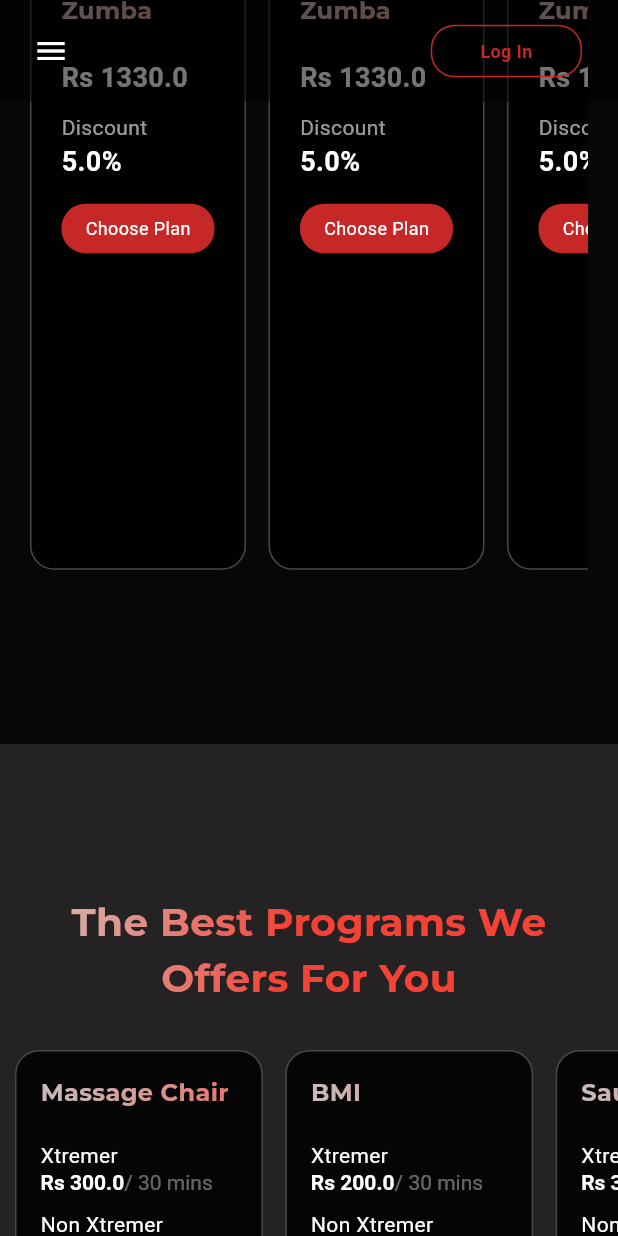
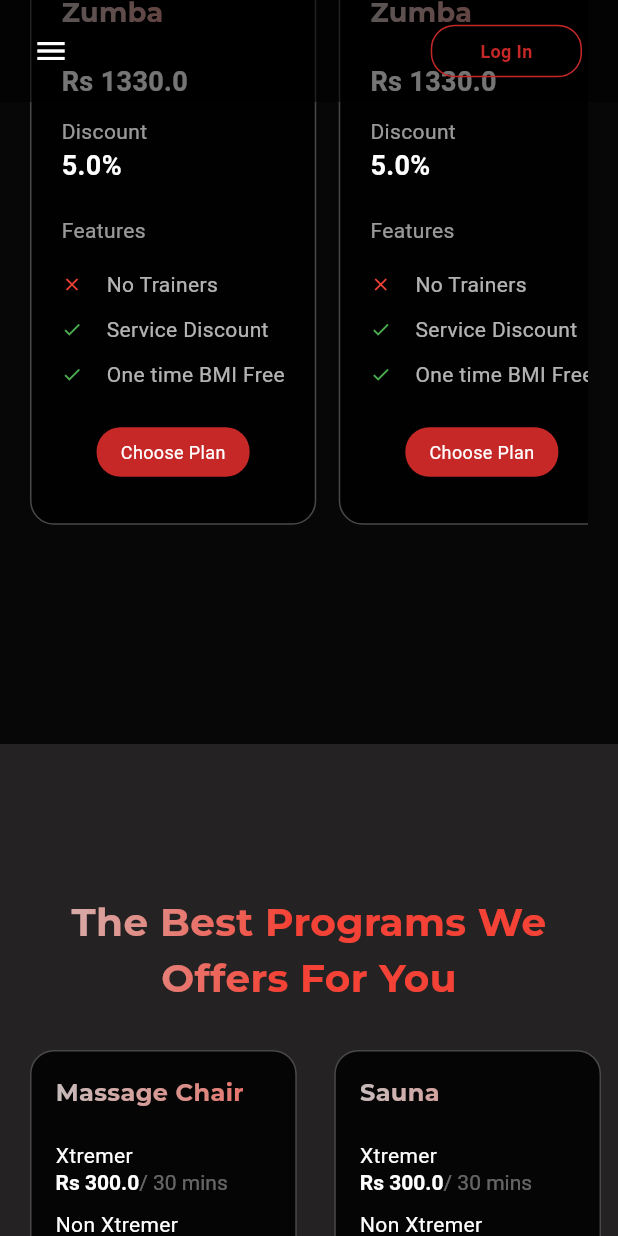
Before and after one commit to arvind-2000/xtreme_fitness, a Flutter app: the screen it shows after launch, scrolled down 1152 dp, on a phone screen of 412 x 824 dp. Run offline on Flutter 3.47's test engine with Material 3 defaults, Android fonts, the phone set to English and light mode, and no system bars; drawn by our look-alikes of flutter_animate; our stand-ins replace cached_network_image, cookie_jar, get, intl_phone_field, pdf, pin_code_fields and 3 more; missing offline and left inert: animated_snack_bar, dart:html, flutter_email_sender, image_picker_web, universal_html; accounts and stored records are empty; network calls fail; project files that could hold a hidden picture were left out.

Commit message:
updated responsive sunday

```diff
--- a/lib/landingpages/sections/prices/pricesdesktop.dart
+++ b/lib/landingpages/sections/prices/pricesdesktop.dart
@@ -46,7 +46,7 @@ class _PricesdesktopState extends State<Pricesdesktop> {
                     isbold: true,
                   ),
                   const SizedBox(
-                    height: 30,
+                    height: 15,
                   ),
                   const Text(
                     "Choose a plan that's right for you. Flexible, Simple & no hidden prices",
@@ -170,7 +170,7 @@ class _PricesdesktopState extends State<Pricesdesktop> {
                   ),
                   SizedBox(
                     width: double.maxFinite,
-                    height: 500,
+                    height: 470,
                     child: Center(
                       child: ListView(
                         shrinkWrap: true,
--- a/lib/landingpages/sections/prices/pricesmobile.dart
+++ b/lib/landingpages/sections/prices/pricesmobile.dart
@@ -166,7 +166,7 @@ class _PricesmobileState extends State<Pricesmobile> {
                 height: 30,
               ),
               SizedBox(
-                height: 400,
+                height: 370,
                 child: Center(
                   child: ListView.builder(
                     shrinkWrap: true,
@@ -199,20 +199,19 @@ class _PricesmobileState extends State<Pricesmobile> {
                             padding: const EdgeInsets.symmetric(
                                 vertical: 15, horizontal: 20),
                             child: Column(
+                              children: [
+                                Column(
                                   crossAxisAlignment: CrossAxisAlignment.start,
                                   children: [
                                     HeadingText(
                                       isbold: true,
                                       e.category,
-                                  size: 16,
+                                      size: 18,
                                       color: Colors.white60,
                                     ),
                                     const SizedBox(
                                       height: 20,
                                     ),
-                                Column(
-                                  crossAxisAlignment: CrossAxisAlignment.start,
-                                  children: [
                                     Row(
                                       children: [
                                         Text(
@@ -242,8 +241,7 @@ class _PricesmobileState extends State<Pricesmobile> {
                                                 fontSize: 18,
                                                 fontWeight: FontWeight.bold),
                                           ),
-                                    MediaQuery.of(context).size.width > 450
-                                        ? Column(
+                                    Column(
                                       crossAxisAlignment:
                                           CrossAxisAlignment.start,
                                       children: [
@@ -282,23 +280,19 @@ class _PricesmobileState extends State<Pricesmobile> {
                                                     "Trainer Included",
                                                     style: TextStyle(
                                                         fontSize: 14,
-                                                              color: Theme.of(
-                                                                      context)
+                                                        color: Theme.of(context)
                                                             .colorScheme
                                                             .onSurface
-                                                                  .withOpacity(
-                                                                      0.7)),
+                                                            .withOpacity(0.7)),
                                                   )
                                                 : Text(
                                                     "No Trainers",
                                                     style: TextStyle(
                                                         fontSize: 14,
-                                                              color: Theme.of(
-                                                                      context)
+                                                        color: Theme.of(context)
                                                             .colorScheme
                                                             .onSurface
-                                                                  .withOpacity(
-                                                                      0.7)),
+                                                            .withOpacity(0.7)),
                                                   ),
                                           ],
                                         ),
@@ -308,8 +302,7 @@ class _PricesmobileState extends State<Pricesmobile> {
                                         Row(
                                           children: [
                                             const Icon(Icons.check,
-                                                      color: Colors.green,
-                                                      size: 14),
+                                                color: Colors.green, size: 14),
                                             const SizedBox(
                                               width: 16,
                                             ),
@@ -353,19 +346,19 @@ class _PricesmobileState extends State<Pricesmobile> {
                                         ),
                                       ],
                                     )
-                                        : const SizedBox(),
                                   ],
                                 ),
                                 const SizedBox(
                                   height: 15,
                                 ),
-                                SizedBox(
+                                Align(
+                                  alignment: Alignment.center,
                                   child: Cardonly(
                                     onpress: () {
                                       addmemberctrl.addplan(e);
-                                      Get.dialog(
-                                        barrierDismissible: false,
-                                        const LoginDialogMobile(
+
+                                      Get.to(
+                                        () => const LoginDialogMobile(
                                           signupdialog: true,
                                         ),
                                       );
--- a/lib/landingpages/sections/services/mobileservices.dart
+++ b/lib/landingpages/sections/services/mobileservices.dart
@@ -32,20 +32,22 @@ class ServicesMobile extends StatelessWidget {
               height: 30,
             ),
             SizedBox(
-              height: 300,
+              height: 450,
               child: Padding(
-                padding: const EdgeInsets.only(left: 10),
+                padding: const EdgeInsets.only(left: 20),
                 child: Center(
-                  child: ListView.builder(
+                  child: GridView.builder(
                     scrollDirection: Axis.horizontal,
                     shrinkWrap: true,
-                    // gridDelegate: SliverGridDelegateWithFixedCrossAxisCount(
-                    //   crossAxisCount: 2, // Number of items in a row
-                    //   childAspectRatio: MediaQuery.of(context).size.width /
-                    //       530, // Adjust the aspect ratio as needed
-                    //   mainAxisSpacing: 16, // Space between rows
-                    //   crossAxisSpacing: 16, // Space between columns
-                    // ),
+                    gridDelegate: SliverGridDelegateWithFixedCrossAxisCount(
+                      crossAxisCount: 2, // Number of items in a row
+                      childAspectRatio: 470 /
+                          MediaQuery.of(context)
+                              .size
+                              .width, // Adjust the aspect ratio as needed
+                      mainAxisSpacing: 10, // Space between rows
+                      crossAxisSpacing: 10, // Space between columns
+                    ),
                     itemCount: managectrl
                         .getallservices.length, // Total number of items
                     itemBuilder: (context, index) {
@@ -167,7 +169,8 @@ class ServicesMobile extends StatelessWidget {
                         vertical: 16, horizontal: 16),
                     color: Colors.orange,
                     child: MediaQuery.sizeOf(context).width < mobilescreen
-                        ? Column(
+                        ? FittedBox(
+                            child: Row(
                               crossAxisAlignment: CrossAxisAlignment.center,
                               children: [
                                 RichText(
@@ -196,6 +199,7 @@ class ServicesMobile extends StatelessWidget {
                                       style: TextStyle(color: Colors.white),
                                     ))
                               ],
+                            ),
                           )
                         : Row(
                             mainAxisAlignment: MainAxisAlignment.spaceBetween,
--- a/lib/widgets/cardswithshadow.dart
+++ b/lib/widgets/cardswithshadow.dart
@@ -8,16 +8,19 @@ class CardwithShadow extends StatelessWidget {
       required this.child,
       this.onpress,
       this.color,
-      this.isShadow = true});
+      this.isShadow = true,
+      this.height});
   final EdgeInsets? padding;
   final EdgeInsets? margin;
   final Widget child;
   final VoidCallback? onpress;
   final Color? color;
   final bool isShadow;
+  final double? height;
   @override
   Widget build(BuildContext context) {
     return Container(
+      height: height,
       margin: margin,
       clipBehavior: Clip.antiAlias,
       decoration: BoxDecoration(
```
Lines whose indentation alone changed are shown as unchanged.
